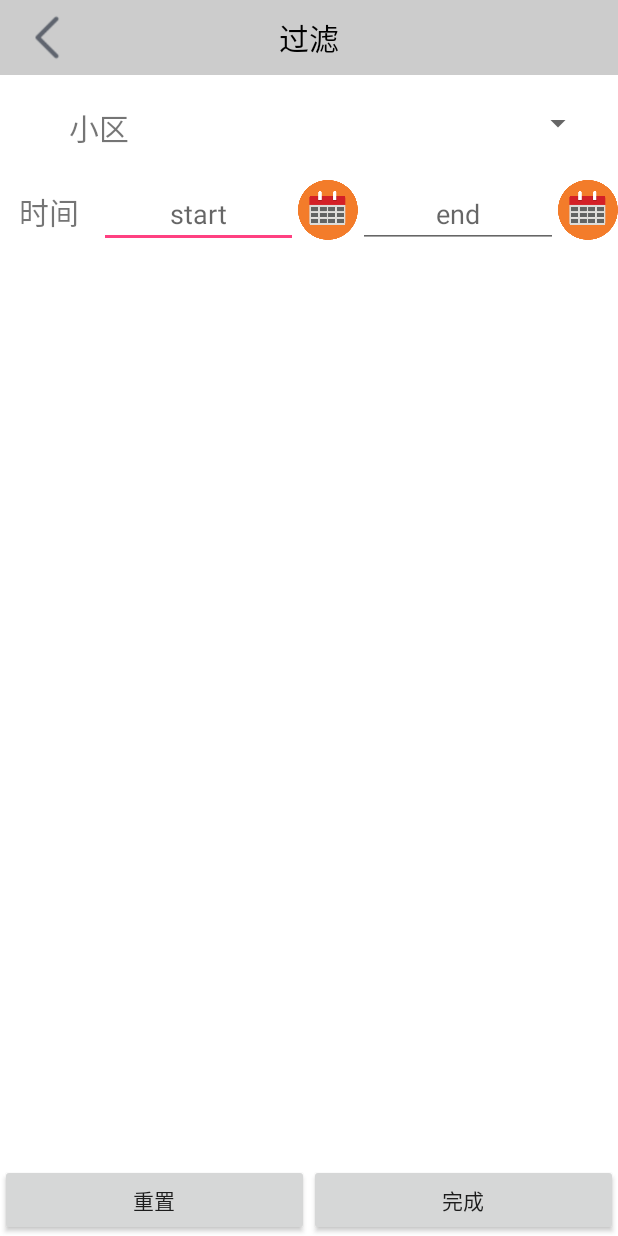
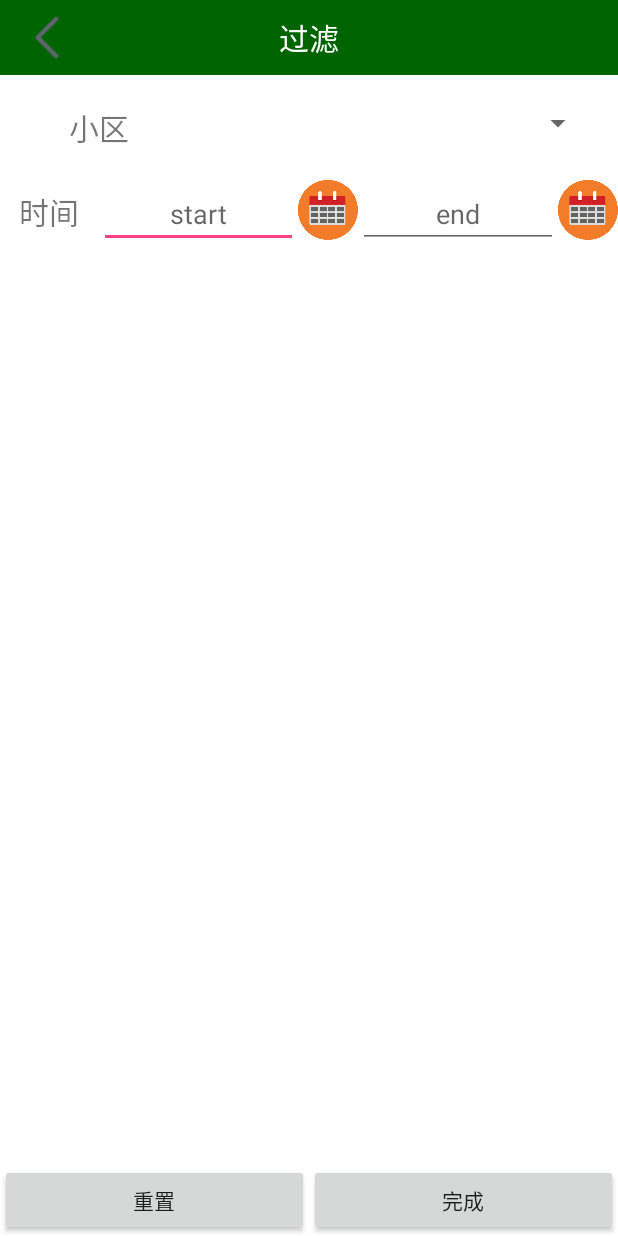
Before and after one commit to skuodeveloper/HappyAssist, an Android app: the ComplaintFilterActivity screen opened directly, with no data from a screen before it, on a phone screen of 412 x 824 dp. Run offline under Robolectric (Android 15) with nearby library versions, the light colour scheme and no system bars.

Commit message:
更改图片

```diff
--- a/悦助/src/main/res/layout/top_menu_back.xml
+++ b/悦助/src/main/res/layout/top_menu_back.xml
@@ -5,7 +5,7 @@
     <LinearLayout
         android:layout_width="match_parent"
         android:layout_height="50dp"
-        android:background="@color/bg_Gray"
+        android:background="@color/darkgreen"
         android:orientation="horizontal">
 
         <ImageView
@@ -23,7 +23,7 @@
             android:layout_weight="4"
             android:gravity="center"
             android:text="标题"
-            android:textColor="@color/tv_Black"
+            android:textColor="@color/tv_White"
             android:textSize="20sp" />
 
         <ImageView
--- a/悦助/src/main/res/layout/top_menu_back_1.xml
+++ b/悦助/src/main/res/layout/top_menu_back_1.xml
@@ -5,7 +5,7 @@
     <LinearLayout
         android:layout_width="match_parent"
         android:layout_height="50dp"
-        android:background="@color/bg_Gray"
+        android:background="@color/darkgreen"
         android:orientation="horizontal">
 
         <ImageView
@@ -23,7 +23,7 @@
             android:layout_weight="4"
             android:gravity="center"
             android:text="标题"
-            android:textColor="@color/tv_Black"
+            android:textColor="@color/tv_White"
             android:textSize="20sp" />
 
         <ImageView
```
